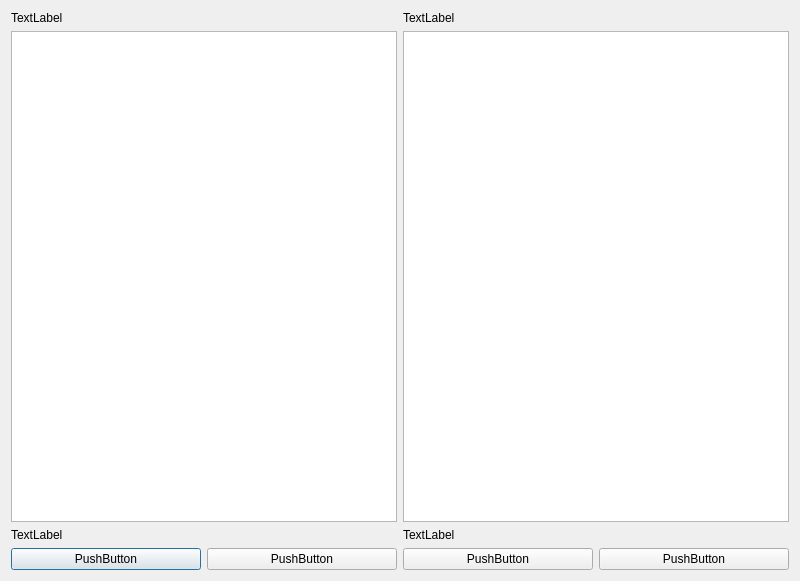
Before: the Qt Designer form dialog.ui in stephaneworkspace/midnight-commander-clone-mcc, drawn with Qt 5.
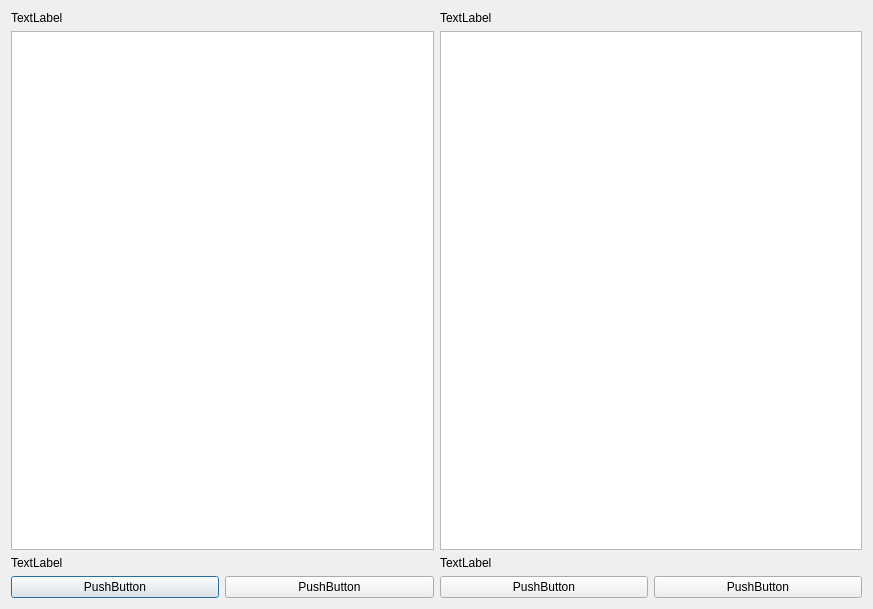
After: the same form once the commit is applied.

Commit message: Utilisation d'une tableWidget

Diff of the .ui file:
```diff
--- a/dialog.ui
+++ b/dialog.ui
@@ -6,16 +6,28 @@
    <rect>
     <x>0</x>
     <y>0</y>
-    <width>800</width>
-    <height>581</height>
+    <width>873</width>
+    <height>609</height>
    </rect>
   </property>
   <property name="windowTitle">
    <string>Dialog</string>
   </property>
-  <layout class="QVBoxLayout" name="verticalLayout">
-   <item>
     <layout class="QGridLayout" name="gridLayout">
+   <item row="2" column="0">
+    <widget class="QLabel" name="label_3">
+     <property name="text">
+      <string>TextLabel</string>
+     </property>
+    </widget>
+   </item>
+   <item row="0" column="1">
+    <widget class="QLabel" name="label_2">
+     <property name="text">
+      <string>TextLabel</string>
+     </property>
+    </widget>
+   </item>
      <item row="0" column="0">
       <widget class="QLabel" name="label">
        <property name="text">
@@ -24,24 +36,7 @@
       </widget>
      </item>
      <item row="1" column="1">
-      <widget class="QListWidget" name="listWidgetDroite"/>
-     </item>
-     <item row="1" column="0">
-      <widget class="QListWidget" name="listWidgetGauche"/>
-     </item>
-     <item row="0" column="1">
-      <widget class="QLabel" name="label_2">
-       <property name="text">
-        <string>TextLabel</string>
-       </property>
-      </widget>
-     </item>
-     <item row="2" column="0">
-      <widget class="QLabel" name="label_3">
-       <property name="text">
-        <string>TextLabel</string>
-       </property>
-      </widget>
+    <widget class="QTableWidget" name="tableWidgetDroite"/>
      </item>
      <item row="2" column="1">
       <widget class="QLabel" name="label_4">
@@ -50,9 +45,7 @@
        </property>
       </widget>
      </item>
-    </layout>
-   </item>
-   <item>
+   <item row="3" column="0" colspan="2">
     <layout class="QHBoxLayout" name="horizontalLayout">
      <item>
       <widget class="QPushButton" name="pushButton_4">
@@ -84,6 +77,19 @@
      </item>
     </layout>
    </item>
+   <item row="1" column="0">
+    <widget class="QTableWidget" name="tableWidgetGauche">
+     <property name="sortingEnabled">
+      <bool>true</bool>
+     </property>
+     <property name="cornerButtonEnabled">
+      <bool>false</bool>
+     </property>
+     <attribute name="verticalHeaderVisible">
+      <bool>false</bool>
+     </attribute>
+    </widget>
+   </item>
   </layout>
  </widget>
  <resources/>
```
Lines whose indentation alone changed are shown as unchanged. The commit also changes 3 other files.
